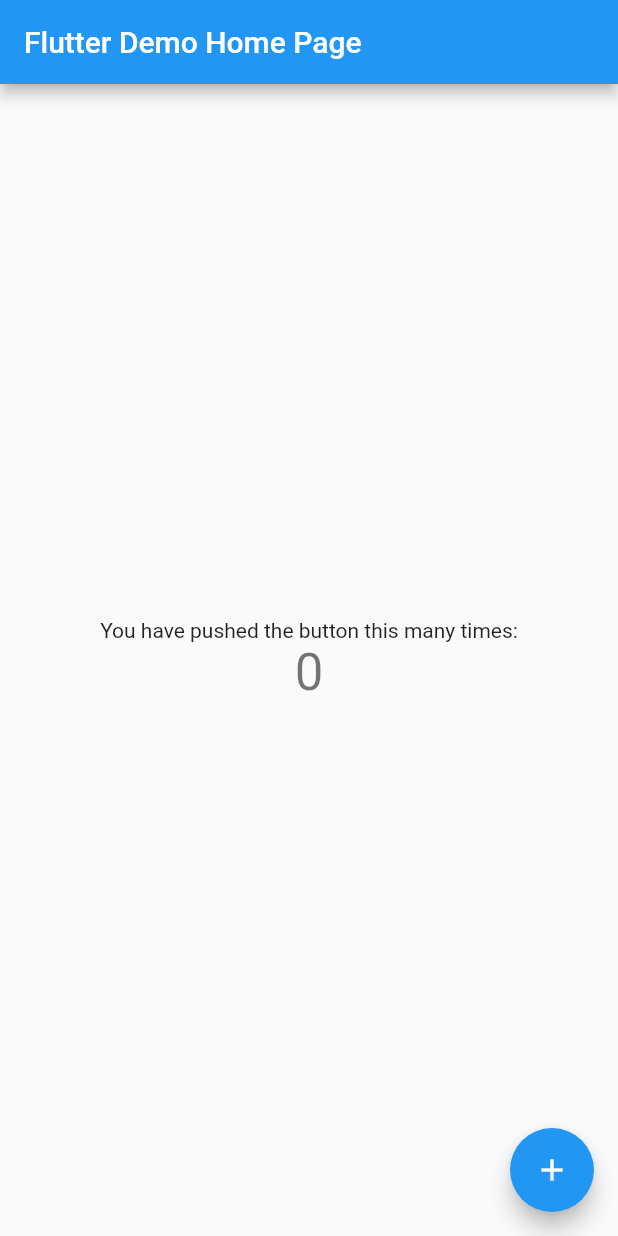
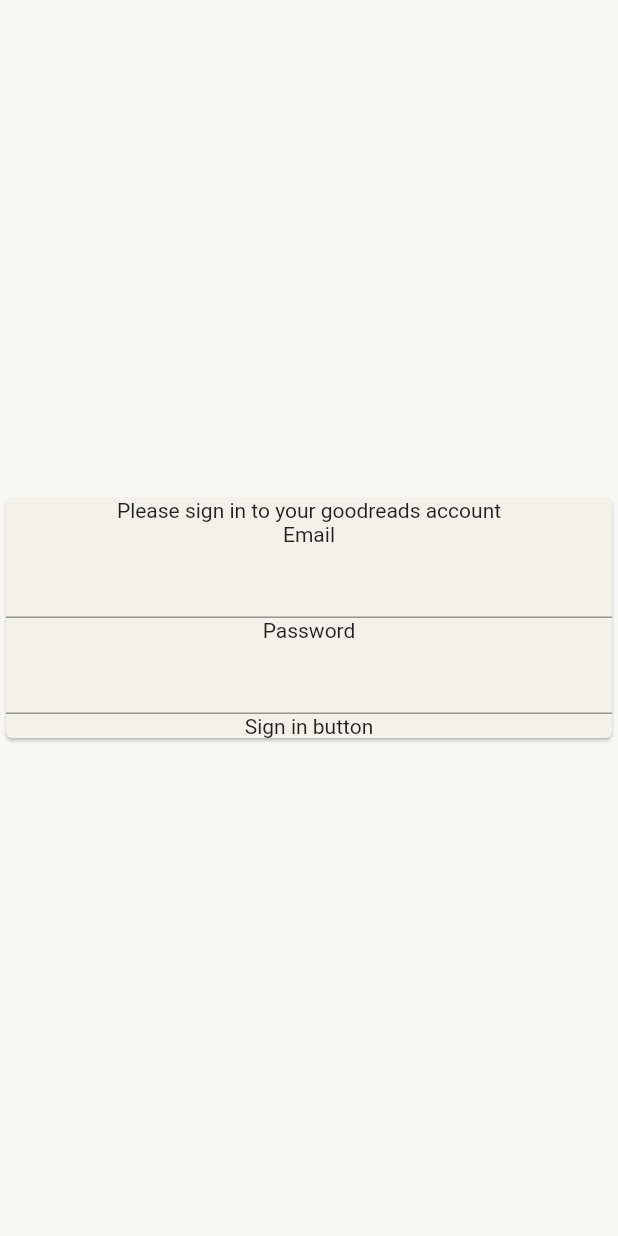
Before and after one commit to louis993546/betterreads, a Flutter app: the screen it shows after launch, on a phone screen of 412 x 824 dp. Run offline on Flutter 3.47's test engine with Material 2 defaults, Android fonts, the phone set to English and light mode, and no system bars.

Commit message:
Removing template stuff

```diff
--- a/lib/main.dart
+++ b/lib/main.dart
@@ -18,6 +18,7 @@ class MyApp extends StatelessWidget {
         // or press Run > Flutter Hot Reload in IntelliJ). Notice that the
         // counter didn't reset back to zero; the application is not restarted.
         primarySwatch: Colors.blue,
+        scaffoldBackgroundColor: Color.fromARGB(255, 249, 247, 244),
       ),
       home: new MyHomePage(title: 'Flutter Demo Home Page'),
     );
@@ -58,26 +59,9 @@ class _MyHomePageState extends State<MyHomePage> {
 
   @override
   Widget build(BuildContext context) {
-    // This method is rerun every time setState is called, for instance as done
-    // by the _incrementCounter method above.
-    //
-    // The Flutter framework has been optimized to make rerunning build methods
-    // fast, so that you can just rebuild anything that needs updating rather
-    // than having to individually change instances of widgets.
     return new Scaffold(
-      appBar: new AppBar(
-        // Here we take the value from the MyHomePage object that was created by
-        // the App.build method, and use it to set our appbar title.
-        title: new Text(widget.title),
-      ),
       body: new Center(
-        // Center is a layout widget. It takes a single child and positions it
-        // in the middle of the parent.
         child: new Column(
-          // Column is also layout widget. It takes a list of children and
-          // arranges them vertically. By default, it sizes itself to fit its
-          // children horizontally, and tries to be as tall as its parent.
-          //
           // Invoke "debug paint" (press "p" in the console where you ran
           // "flutter run", or select "Toggle Debug Paint" from the Flutter tool
           // window in IntelliJ) to see the wireframe for each widget.
@@ -89,21 +73,23 @@ class _MyHomePageState extends State<MyHomePage> {
           // horizontal).
           mainAxisAlignment: MainAxisAlignment.center,
           children: <Widget>[
-            new Text(
-              'You have pushed the button this many times:',
-            ),
-            new Text(
-              '$_counter',
-              style: Theme.of(context).textTheme.display1,
+            new Card(
+              child: new Column(
+                mainAxisAlignment: MainAxisAlignment.spaceBetween,
+                children: <Widget>[
+                  new Text("Please sign in to your goodreads account"),
+                  new Text("Email"),
+                  new TextField(),
+                  new Text("Password"),
+                  new TextField(),
+                  new Text("Sign in button")
+                ],
+              ),
+              color: Color.fromARGB(255, 244, 241, 234),
             ),
           ],
         ),
       ),
-      floatingActionButton: new FloatingActionButton(
-        onPressed: _incrementCounter,
-        tooltip: 'Increment',
-        child: new Icon(Icons.add),
-      ), // This trailing comma makes auto-formatting nicer for build methods.
     );
   }
 }
```
